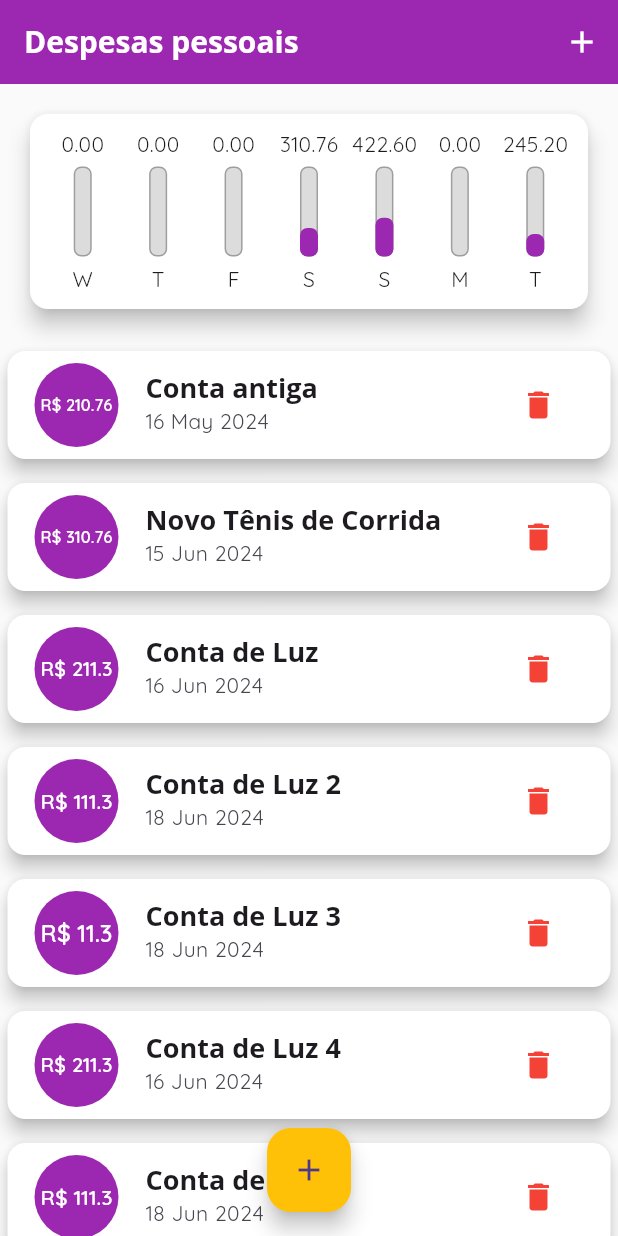
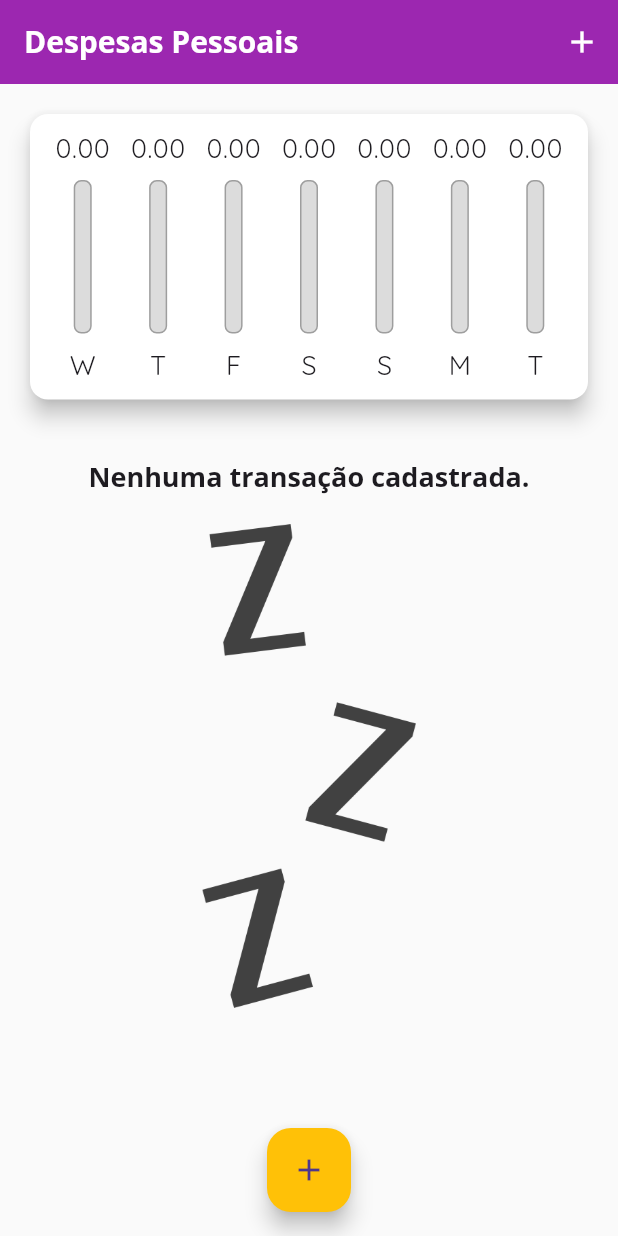
Before and after one commit to fabionmoraes/expenses-flutter, a Flutter app: the screen it shows after launch, on a phone screen of 412 x 824 dp. Run offline on Flutter 3.47's test engine with Material 3 defaults, Android fonts, the phone set to English and light mode, and no system bars.

Commit message:
project expenses more components and add code

```diff
--- a/lib/components/chart_bar.dart
+++ b/lib/components/chart_bar.dart
@@ -14,20 +14,21 @@ class ChartBar extends StatelessWidget {
 
   @override
   Widget build(BuildContext context) {
+    return LayoutBuilder(builder: (ctx, constrains) {
       return Column(
         children: [
           Container(
-          height: 20,
+            height: constrains.maxHeight * 0.15,
             child: FittedBox(
               child: Text('${value.toStringAsFixed(2)}'),
             ),
           ),
           SizedBox(
-          height: 5,
+            height: constrains.maxHeight * 0.05,
           ),
           Container(
             width: 12,
-          height: 60,
+            height: constrains.maxHeight * 0.6,
             child: Stack(
               alignment: Alignment.bottomCenter,
               children: [
@@ -54,10 +55,16 @@ class ChartBar extends StatelessWidget {
             ),
           ),
           SizedBox(
-          height: 5,
+            height: constrains.maxHeight * 0.05,
           ),
-        Text(weekDay),
+          Container(
+            height: constrains.maxHeight * 0.15,
+            child: FittedBox(
+              child: Text(weekDay),
+            ),
+          ),
         ],
       );
+    });
   }
 }
--- a/lib/components/transaction_list.dart
+++ b/lib/components/transaction_list.dart
@@ -10,10 +10,9 @@ class TransactionList extends StatelessWidget {
 
   @override
   Widget build(BuildContext context) {
-    return Container(
-      height: 600,
-      child: transactions.isEmpty
-          ? Column(
+    return transactions.isEmpty
+        ? LayoutBuilder(builder: (ctx, constraints) {
+            return Column(
               children: [
                 SizedBox(
                   height: 20,
@@ -26,14 +25,15 @@ class TransactionList extends StatelessWidget {
                   height: 20,
                 ),
                 Container(
-                  height: 200,
+                  height: constraints.maxHeight * 0.6,
                   child: Image.asset(
                     'assets/images/waiting.png',
                     fit: BoxFit.cover,
                   ),
                 ),
               ],
-            )
+            );
+          })
         : ListView.builder(
             itemCount: transactions.length,
             itemBuilder: (ctx, index) {
@@ -63,7 +63,17 @@ class TransactionList extends StatelessWidget {
                   subtitle: Text(
                     DateFormat('d MMM y').format(tr.date),
                   ),
-                    trailing: IconButton(
+                  trailing: MediaQuery.of(context).size.width > 480
+                      ? TextButton.icon(
+                          onPressed: () => onRemove(tr.id),
+                          label: Text('Excluir'),
+                          icon: Icon(Icons.delete),
+                          style: ButtonStyle(
+                            foregroundColor:
+                                WidgetStateProperty.all(Colors.red),
+                          ),
+                        )
+                      : IconButton(
                           onPressed: () => onRemove(tr.id),
                           icon: Icon(Icons.delete),
                           color: Colors.red,
@@ -71,7 +81,6 @@ class TransactionList extends StatelessWidget {
                 ),
               );
             },
-            ),
           );
   }
 }
--- a/lib/main.dart
+++ b/lib/main.dart
@@ -1,5 +1,7 @@
 import 'dart:math';
+import 'dart:io';
 
+import 'package:flutter/cupertino.dart';
 import 'package:flutter_localizations/flutter_localizations.dart';
 import 'package:expenses/components/chart.dart';
 import 'package:expenses/components/transaction_form.dart';
@@ -60,56 +62,8 @@ class MyHomePage extends StatefulWidget {
 }
 
 class _MyHomePageState extends State<MyHomePage> {
-  final List<Transaction> _transactions = [
-    Transaction(
-      id: 't0',
-      title: 'Conta antiga',
-      value: 210.76,
-      date: DateTime.now().subtract(Duration(days: 33)),
-    ),
-    Transaction(
-      id: 't1',
-      title: 'Novo Tênis de Corrida',
-      value: 310.76,
-      date: DateTime.now().subtract(Duration(days: 3)),
-    ),
-    Transaction(
-      id: 't2',
-      title: 'Conta de Luz',
-      value: 211.30,
-      date: DateTime.now().subtract(Duration(days: 2)),
-    ),
-    Transaction(
-      id: 't3',
-      title: 'Conta de Luz 2',
-      value: 111.30,
-      date: DateTime.now(),
-    ),
-    Transaction(
-      id: 't4',
-      title: 'Conta de Luz 3',
-      value: 11.30,
-      date: DateTime.now(),
-    ),
-    Transaction(
-      id: 't5',
-      title: 'Conta de Luz 4',
-      value: 211.30,
-      date: DateTime.now().subtract(Duration(days: 2)),
-    ),
-    Transaction(
-      id: 't6',
-      title: 'Conta de Luz 5',
-      value: 111.30,
-      date: DateTime.now(),
-    ),
-    Transaction(
-      id: 't7',
-      title: 'Conta de Luz 6',
-      value: 11.30,
-      date: DateTime.now(),
-    ),
-  ];
+  final List<Transaction> _transactions = [];
+  bool _showCharts = false;
 
   List<Transaction> get _recentTransactions {
     return _transactions.where((tr) {
@@ -151,30 +105,111 @@ class _MyHomePageState extends State<MyHomePage> {
 
   @override
   Widget build(BuildContext context) {
-    return Scaffold(
-      appBar: AppBar(
-        title: const Text('Despesas pessoais'),
-        actions: [
-          IconButton(
-              onPressed: () => _openTransactionFormModal(context),
-              icon: const Icon(Icons.add))
-        ],
-      ),
-      backgroundColor: Colors.grey[50],
-      body: SingleChildScrollView(
+    final mediaQuery = MediaQuery.of(context);
+
+    bool isLandscape = mediaQuery.orientation == Orientation.landscape;
+
+    Widget _getIconButton(IconData icon, Function() fn) {
+      return Platform.isIOS
+          ? GestureDetector(onTap: fn, child: Icon(icon))
+          : IconButton(icon: Icon(icon), onPressed: fn);
+    }
+
+    String title = 'Despesas Pessoais';
+
+    final iconList = Platform.isIOS ? CupertinoIcons.refresh : Icons.list;
+    final iconChart =
+        Platform.isIOS ? CupertinoIcons.refresh : Icons.show_chart;
+
+    final actions = [
+      if (isLandscape)
+        _getIconButton(
+          _showCharts ? iconList : iconChart,
+          () {
+            setState(() {
+              _showCharts = !_showCharts;
+            });
+          },
+        ),
+      _getIconButton(
+        Icons.add,
+        () => _openTransactionFormModal(context),
+      )
+    ];
+
+    final PreferredSizeWidget appBar = AppBar(
+      title: Text(title),
+      actions: actions,
+    );
+
+    final availableHeight = mediaQuery.size.height -
+        appBar.preferredSize.height -
+        mediaQuery.padding.top;
+
+    final bodyPage = SafeArea(
+      child: SingleChildScrollView(
         child: Column(
           crossAxisAlignment: CrossAxisAlignment.stretch,
           children: [
-            Chart(_recentTransactions),
-            TransactionList(_transactions, _removeTransaction),
+            // if (isLandscape)
+            //   Row(
+            //     mainAxisAlignment: MainAxisAlignment.center,
+            //     children: [
+            //       const Text('Exibir Gráfico'),
+            //       Switch.adaptive(
+            //         activeColor: Theme.of(context).primaryColor,
+            //         value: _showCharts,
+            //         onChanged: (value) {
+            //           setState(() {
+            //             _showCharts = value;
+            //           });
+            //         },
+            //       ),
+            //     ],
+            //   ),
+            if (_showCharts || !isLandscape)
+              Container(
+                height: availableHeight * (isLandscape ? 0.8 : 0.3),
+                child: Chart(_recentTransactions),
+              ),
+            if (!_showCharts || !isLandscape)
+              Container(
+                height: availableHeight * (isLandscape ? 1 : 0.7),
+                child: TransactionList(_transactions, _removeTransaction),
+              ),
           ],
         ),
       ),
-      floatingActionButton: FloatingActionButton(
-        onPressed: () => _openTransactionFormModal(context),
-        child: const Icon(Icons.add),
-      ),
-      floatingActionButtonLocation: FloatingActionButtonLocation.centerFloat,
     );
+
+    return Platform.isIOS
+        ? CupertinoPageScaffold(
+            navigationBar: CupertinoNavigationBar(
+              middle: Text(
+                title,
+                style: TextStyle(color: Colors.white),
+              ),
+              trailing: Row(
+                mainAxisSize: MainAxisSize.min,
+                children: actions,
+              ),
+              backgroundColor: Theme.of(context).primaryColor,
+            ),
+            backgroundColor: Colors.grey[50],
+            child: bodyPage,
+          )
+        : Scaffold(
+            appBar: appBar,
+            backgroundColor: Colors.grey[50],
+            body: bodyPage,
+            floatingActionButton: Platform.isIOS
+                ? Container()
+                : FloatingActionButton(
+                    onPressed: () => _openTransactionFormModal(context),
+                    child: const Icon(Icons.add),
+                  ),
+            floatingActionButtonLocation:
+                FloatingActionButtonLocation.centerFloat,
+          );
   }
 }
```
Also changed, not shown: lib/components/adaptive/button.dart (added, +34 -0 lines), lib/components/adaptive/datepicker.dart (added, +76 -0 lines), lib/components/adaptive/textfield.dart (added, +44 -0 lines), lib/components/transaction_form.dart (+28 -63 lines). Lines whose indentation alone changed are shown as unchanged.
